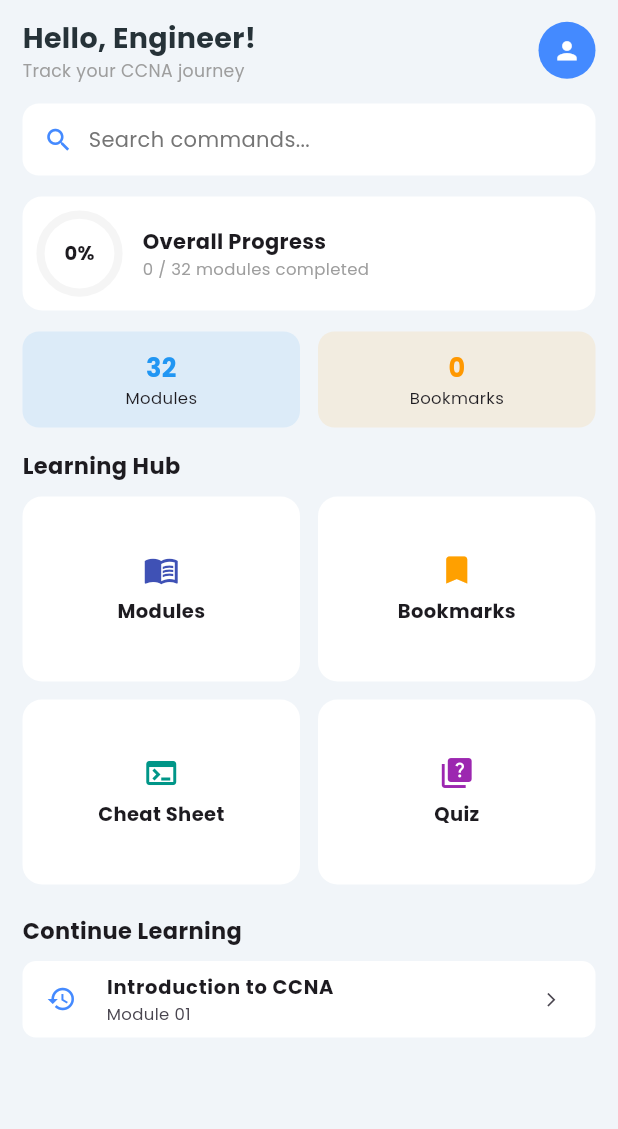
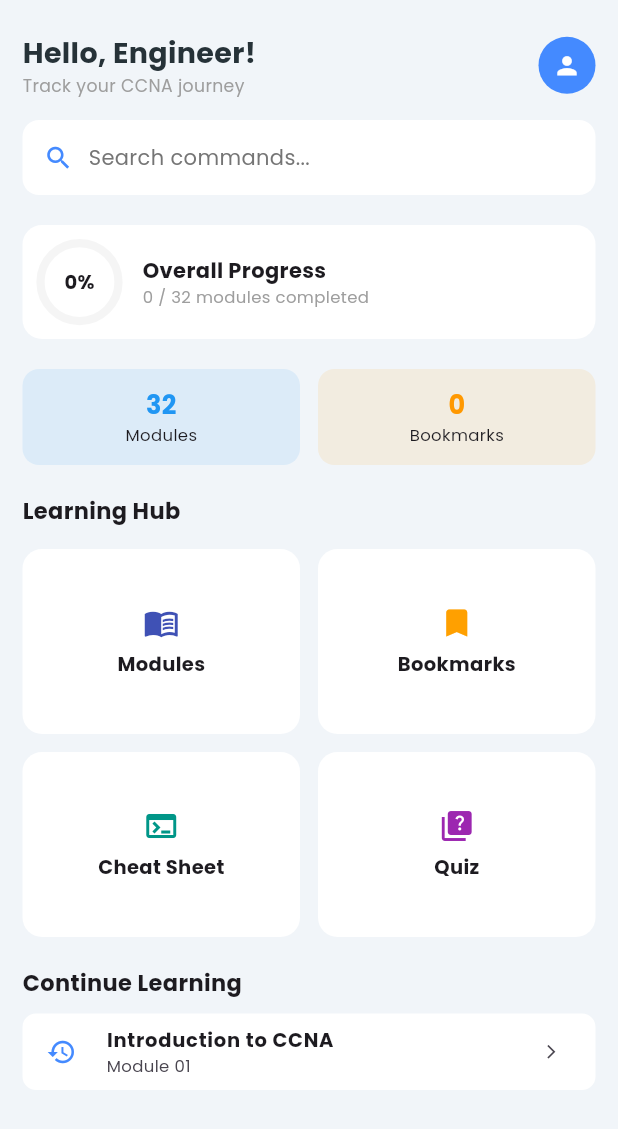
Before and after one commit to HASANALBANNA2024/ccna_command_hub, a Flutter app: the screen it shows after launch, on a phone screen of 412 x 824 dp. Shown: the top 1129 px of the screen. Run offline on Flutter 3.47's test engine with Material 3 defaults, Android fonts, the phone set to English and light mode, and no system bars; our stand-ins replace google_fonts, share_plus, shared_preferences.

Commit message:
update completed

```diff
--- a/lib/screens/dashboard_screen.dart
+++ b/lib/screens/dashboard_screen.dart
@@ -160,7 +160,8 @@
           child: Column(
             crossAxisAlignment: CrossAxisAlignment.start,
             children: [
-              // --- ১. হেডার (Slightly Scaled Up) ---
+              // ---(Slightly Scaled Up) ---
+              SizedBox(height: 10,),
               Row(
                 mainAxisAlignment: MainAxisAlignment.spaceBetween,
                 children: [
@@ -194,7 +195,7 @@
                 ],
               ),
 
-              const SizedBox(height: 14),
+              const SizedBox(height: 15),
 
               // --- ২. ফাংশনাল সার্চ বার ---
               InkWell(
@@ -211,7 +212,7 @@
                   }
                 },
                 child: Container(
-                  height: 48, // ৪৫ থেকে ৪৮ করা হয়েছে
+                  height: 50, // ৪৫ থেকে ৪৮ করা হয়েছে
                   padding: const EdgeInsets.symmetric(horizontal: 14),
                   decoration: BoxDecoration(
                     color: isDark ? const Color(0xFF1E293B) : Colors.white,
@@ -230,12 +231,12 @@
                 ),
               ),
 
-              const SizedBox(height: 14),
+              const SizedBox(height: 20),
 
               // --- Overall progress---
               _buildOverallProgress(progressPercentage, passedModulesCount, isDark),
 
-              const SizedBox(height: 14),
+              const SizedBox(height: 20),
 
               // --- ৪. স্ট্যাটস কার্ড ---
               Row(
@@ -254,11 +255,11 @@
                 ]
               ),
 
-              const SizedBox(height: 15),
+              const SizedBox(height: 20),
 
               // --- ৫. লার্নিং হাব ---
               const Text("Learning Hub", style: TextStyle(fontSize: 15, fontWeight: FontWeight.bold)), // ১৪ থেকে ১৫
-              const SizedBox(height: 10),
+              const SizedBox(height: 15),
 
               GridView.count(
                 shrinkWrap: true,
```
